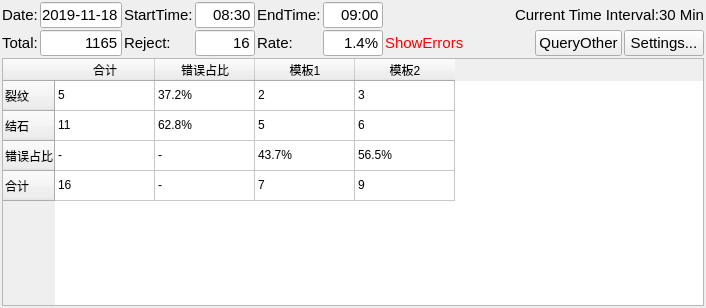
Old version of the form code/DataView/mainui.ui in the repository sandy-gmb/Vexi.CountData.
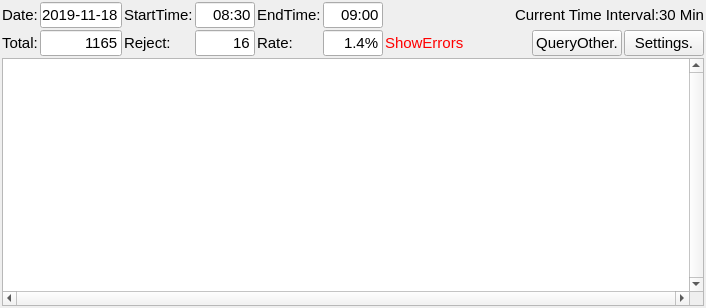
New version of the form.

The edit to the form file:
```diff
--- a/code/DataView/mainui.ui
+++ b/code/DataView/mainui.ui
@@ -386,7 +386,7 @@
         </font>
        </property>
        <property name="text">
-        <string>QueryOther</string>
+        <string>QueryOther.</string>
        </property>
       </widget>
      </item>
@@ -404,7 +404,7 @@
         </font>
        </property>
        <property name="text">
-        <string>Settings...</string>
+        <string>Settings.</string>
        </property>
       </widget>
      </item>
@@ -420,129 +420,12 @@
      <property name="styleSheet">
       <string notr="true"/>
      </property>
-     <row>
-      <property name="text">
-       <string>裂纹</string>
-      </property>
-     </row>
-     <row>
-      <property name="text">
-       <string>结石</string>
-      </property>
-     </row>
-     <row>
-      <property name="text">
-       <string>错误占比</string>
-      </property>
-     </row>
-     <row>
-      <property name="text">
-       <string>合计</string>
-      </property>
-     </row>
-     <column>
-      <property name="text">
-       <string>合计</string>
-      </property>
-     </column>
-     <column>
-      <property name="text">
-       <string>错误占比</string>
-      </property>
-     </column>
-     <column>
-      <property name="text">
-       <string>模板1</string>
-      </property>
-     </column>
-     <column>
-      <property name="text">
-       <string>模板2</string>
-      </property>
-     </column>
-     <item row="0" column="0">
-      <property name="text">
-       <string>5</string>
-      </property>
-      <property name="textAlignment">
-       <set>AlignLeft|AlignVCenter</set>
-      </property>
-     </item>
-     <item row="0" column="1">
-      <property name="text">
-       <string>37.2%</string>
-      </property>
-     </item>
-     <item row="0" column="2">
-      <property name="text">
-       <string>2</string>
-      </property>
-     </item>
-     <item row="0" column="3">
-      <property name="text">
-       <string>3</string>
-      </property>
-     </item>
-     <item row="1" column="0">
-      <property name="text">
-       <string>11</string>
-      </property>
-     </item>
-     <item row="1" column="1">
-      <property name="text">
-       <string>62.8%</string>
-      </property>
-     </item>
-     <item row="1" column="2">
-      <property name="text">
-       <string>5</string>
-      </property>
-     </item>
-     <item row="1" column="3">
-      <property name="text">
-       <string>6</string>
-      </property>
-     </item>
-     <item row="2" column="0">
-      <property name="text">
-       <string>-</string>
-      </property>
-     </item>
-     <item row="2" column="1">
-      <property name="text">
-       <string>-</string>
-      </property>
-     </item>
-     <item row="2" column="2">
-      <property name="text">
-       <string>43.7%</string>
-      </property>
-     </item>
-     <item row="2" column="3">
-      <property name="text">
-       <string>56.5%</string>
-      </property>
-     </item>
-     <item row="3" column="0">
-      <property name="text">
-       <string>16</string>
-      </property>
-     </item>
-     <item row="3" column="1">
-      <property name="text">
-       <string>-</string>
-      </property>
-     </item>
-     <item row="3" column="2">
-      <property name="text">
-       <string>7</string>
-      </property>
-     </item>
-     <item row="3" column="3">
-      <property name="text">
-       <string>9</string>
-      </property>
-     </item>
+     <property name="verticalScrollBarPolicy">
+      <enum>Qt::ScrollBarAlwaysOn</enum>
+     </property>
+     <property name="horizontalScrollBarPolicy">
+      <enum>Qt::ScrollBarAlwaysOn</enum>
+     </property>
     </widget>
    </item>
   </layout>
```
